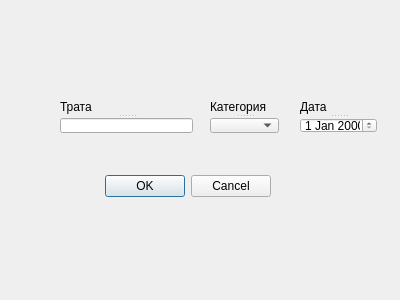
The window that appendspendingwindow.ui (VSemikoz/manager) describes before a commit, drawn with Qt 5.
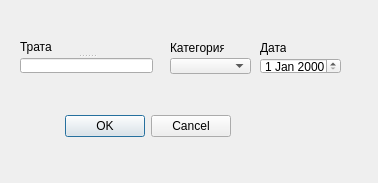
The same window after the commit.

Diff of the .ui file:
```diff
--- a/appendspendingwindow.ui
+++ b/appendspendingwindow.ui
@@ -6,37 +6,30 @@
    <rect>
     <x>0</x>
     <y>0</y>
-    <width>400</width>
-    <height>300</height>
+    <width>378</width>
+    <height>183</height>
    </rect>
   </property>
+  <property name="minimumSize">
+   <size>
+    <width>378</width>
+    <height>183</height>
+   </size>
+  </property>
+  <property name="maximumSize">
+   <size>
+    <width>378</width>
+    <height>183</height>
+   </size>
+  </property>
   <property name="windowTitle">
    <string>Dialog</string>
   </property>
-  <widget class="QSplitter" name="splitter_3">
-   <property name="geometry">
-    <rect>
-     <x>300</x>
-     <y>100</y>
-     <width>77</width>
-     <height>33</height>
-    </rect>
-   </property>
-   <property name="orientation">
-    <enum>Qt::Vertical</enum>
-   </property>
-   <widget class="QLabel" name="label_3">
-    <property name="text">
-     <string>Дата</string>
-    </property>
-   </widget>
-   <widget class="QDateEdit" name="dateEdit"/>
-  </widget>
   <widget class="QDialogButtonBox" name="buttonBox_2">
    <property name="geometry">
     <rect>
-     <x>100</x>
-     <y>170</y>
+     <x>60</x>
+     <y>110</y>
      <width>171</width>
      <height>32</height>
     </rect>
@@ -51,8 +44,8 @@
   <widget class="QSplitter" name="splitter">
    <property name="geometry">
     <rect>
-     <x>60</x>
-     <y>100</y>
+     <x>20</x>
+     <y>40</y>
      <width>133</width>
      <height>33</height>
     </rect>
@@ -67,24 +60,51 @@
    </widget>
    <widget class="QLineEdit" name="lineEdit"/>
   </widget>
-  <widget class="QSplitter" name="splitter_2">
+  <widget class="QLabel" name="label_2">
    <property name="geometry">
     <rect>
-     <x>210</x>
-     <y>100</y>
-     <width>69</width>
-     <height>33</height>
+     <x>170</x>
+     <y>40</y>
+     <width>54</width>
+     <height>16</height>
     </rect>
    </property>
-   <property name="orientation">
-    <enum>Qt::Vertical</enum>
+   <property name="text">
+    <string>Категория</string>
    </property>
-   <widget class="QLabel" name="label_2">
-    <property name="text">
-     <string>Категория</string>
-    </property>
-   </widget>
-   <widget class="QComboBox" name="comboBox"/>
+  </widget>
+  <widget class="QComboBox" name="comboBox">
+   <property name="geometry">
+    <rect>
+     <x>170</x>
+     <y>58</y>
+     <width>81</width>
+     <height>16</height>
+    </rect>
+   </property>
+  </widget>
+  <widget class="QDateEdit" name="dateEdit">
+   <property name="geometry">
+    <rect>
+     <x>260</x>
+     <y>58</y>
+     <width>81</width>
+     <height>16</height>
+    </rect>
+   </property>
+  </widget>
+  <widget class="QLabel" name="label_3">
+   <property name="geometry">
+    <rect>
+     <x>260</x>
+     <y>40</y>
+     <width>26</width>
+     <height>16</height>
+    </rect>
+   </property>
+   <property name="text">
+    <string>Дата</string>
+   </property>
   </widget>
  </widget>
  <resources/>
```
